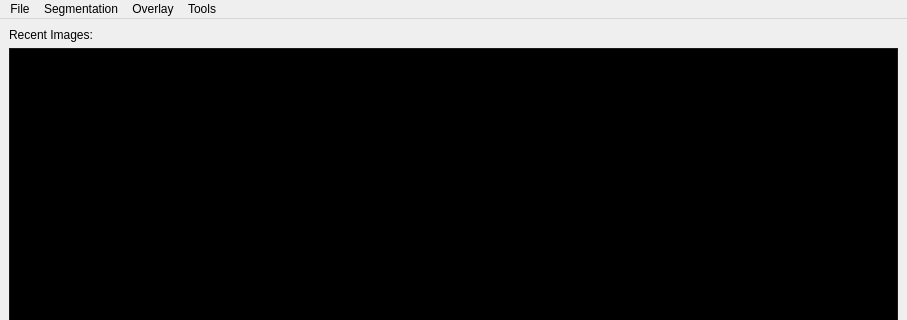
Before: the Qt Designer form GUI/Qt/Windows/MainImageWindow.ui in pyushkevich/itksnap, drawn with Qt 5; both pictures show x 0 to 907 and y 0 to 320 of the 907 by 700 pixel window.
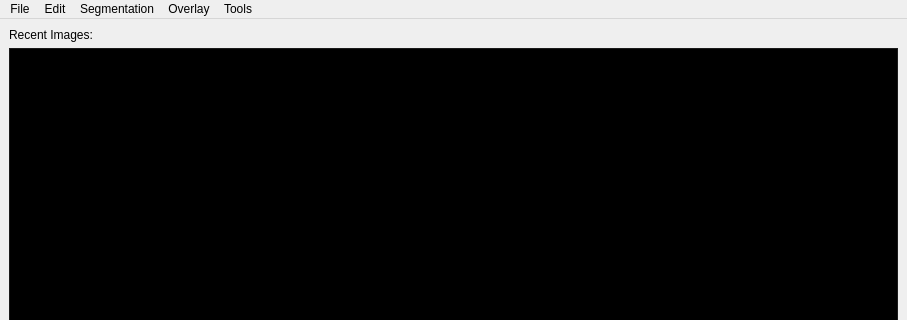
After: the same form once the commit is applied. Custom widgets are drawn as their Qt base class.

Commit message: Added Undo/Redo to the main menu, need buttons

The edit to the form file:
```diff
--- a/GUI/Qt/Windows/MainImageWindow.ui
+++ b/GUI/Qt/Windows/MainImageWindow.ui
@@ -650,7 +650,15 @@
     <addaction name="actionLabel_Editor"/>
     <addaction name="actionReorient_Image"/>
    </widget>
+   <widget class="QMenu" name="menuEdit">
+    <property name="title">
+     <string>Edit</string>
+    </property>
+    <addaction name="actionUndo"/>
+    <addaction name="actionRedo"/>
+   </widget>
    <addaction name="menuFile"/>
+   <addaction name="menuEdit"/>
    <addaction name="menuSegmentation"/>
    <addaction name="menuOverlay"/>
    <addaction name="menuTools"/>
```
Left out of the diff: 16 changed lines with no effect on the pictures. The commit also changes 4 other files.
